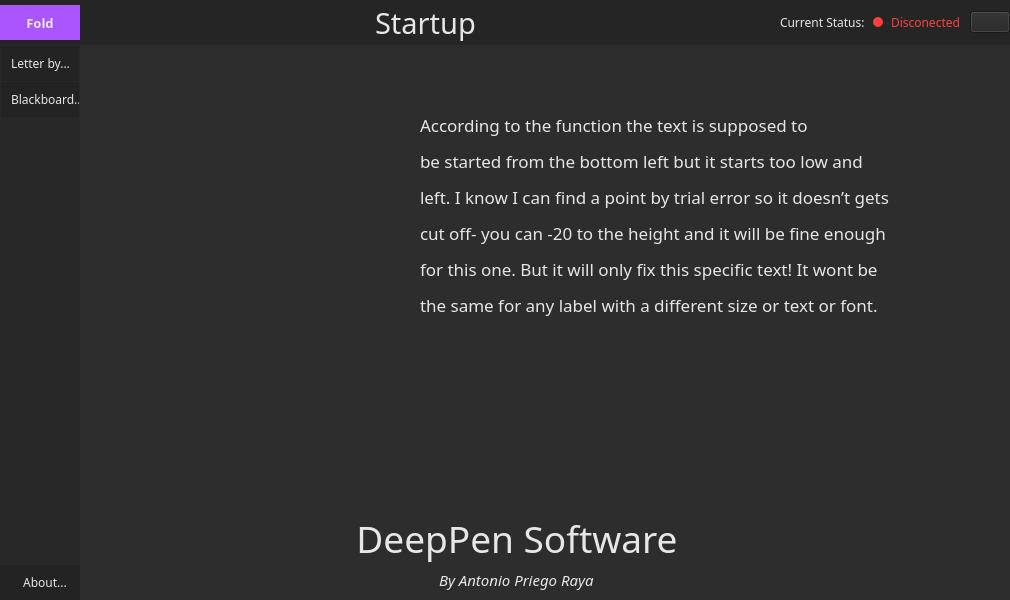
Before: the Qt Designer form UI/SmartPen/mainwindow.ui in AntonioPriego/DeepPen, drawn with Qt 5.
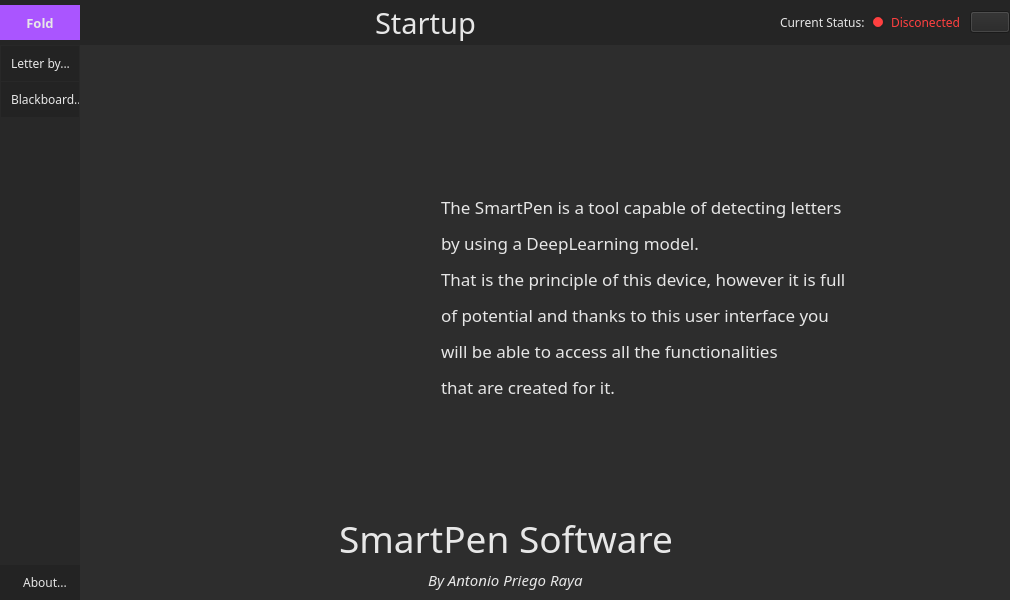
After: the same form once the commit is applied. The open tabs and pages were chosen to show the change. Icons and pictures are not drawn.

The edit to the form file:
```diff
--- a/UI/SmartPen/mainwindow.ui
+++ b/UI/SmartPen/mainwindow.ui
@@ -673,7 +673,7 @@
                        <string notr="true">color: rgb(230, 230, 230);</string>
                       </property>
                       <property name="text">
-                       <string>&lt;html&gt;&lt;head/&gt;&lt;body&gt;&lt;p align=&quot;justify&quot;&gt;&lt;br/&gt;&lt;/p&gt;&lt;p align=&quot;justify&quot;&gt;According to the function the text is supposed to&lt;/p&gt;&lt;p align=&quot;justify&quot;&gt;be started from the bottom left but it starts too low and&lt;/p&gt;&lt;p align=&quot;justify&quot;&gt;left. I know I can find a point by trial error so it doesn’t gets&lt;/p&gt;&lt;p align=&quot;justify&quot;&gt;cut off- you can -20 to the height and it will be fine enough&lt;/p&gt;&lt;p align=&quot;justify&quot;&gt;for this one. But it will only fix this specific text! It wont be&lt;/p&gt;&lt;p align=&quot;justify&quot;&gt;the same for any label with a different size or text or font.&lt;/p&gt;&lt;/body&gt;&lt;/html&gt;</string>
+                       <string>&lt;html&gt;&lt;head/&gt;&lt;body&gt;&lt;p align=&quot;justify&quot;&gt;&lt;br/&gt;&lt;/p&gt;&lt;p align=&quot;justify&quot;&gt;&lt;br/&gt;&lt;br/&gt;&lt;/p&gt;&lt;p align=&quot;justify&quot;&gt;The SmartPen is a tool capable of detecting letters&lt;/p&gt;&lt;p align=&quot;justify&quot;&gt;by using a DeepLearning model.&lt;/p&gt;&lt;p align=&quot;justify&quot;&gt;That is the principle of this device, however it is full&lt;/p&gt;&lt;p align=&quot;justify&quot;&gt;of potential and thanks to this user interface you&lt;/p&gt;&lt;p align=&quot;justify&quot;&gt;will be able to access all the functionalities&lt;/p&gt;&lt;p align=&quot;justify&quot;&gt;that are created for it.&lt;/p&gt;&lt;/body&gt;&lt;/html&gt;</string>
                       </property>
                       <property name="alignment">
                        <set>Qt::AlignJustify|Qt::AlignVCenter</set>
@@ -727,7 +727,7 @@
 outline:2px black;</string>
                       </property>
                       <property name="text">
-                       <string>DeepPen Software</string>
+                       <string>SmartPen Software</string>
                       </property>
                       <property name="scaledContents">
                        <bool>false</bool>
```
Left out of the diff: 2 changed lines with no effect on the pictures.
